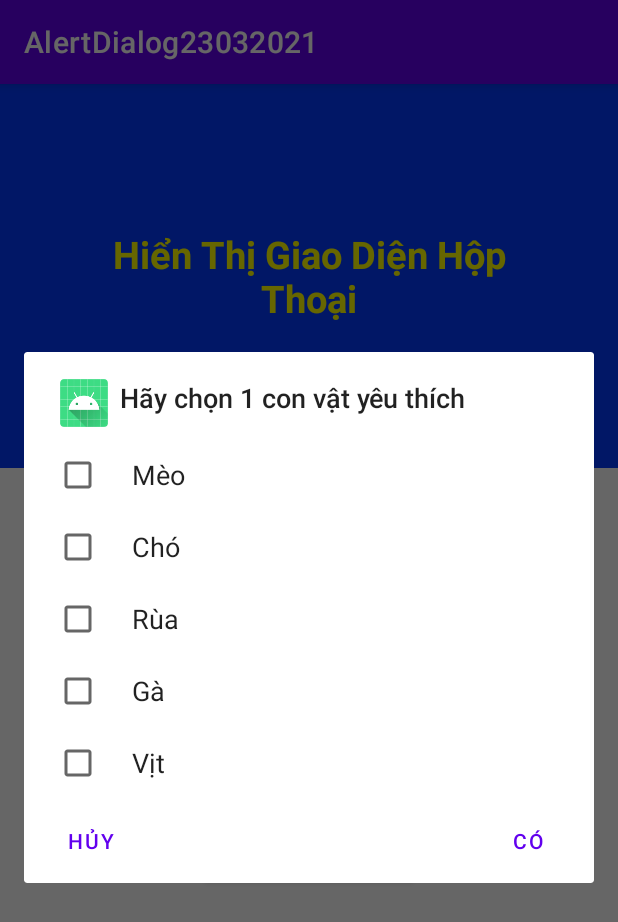
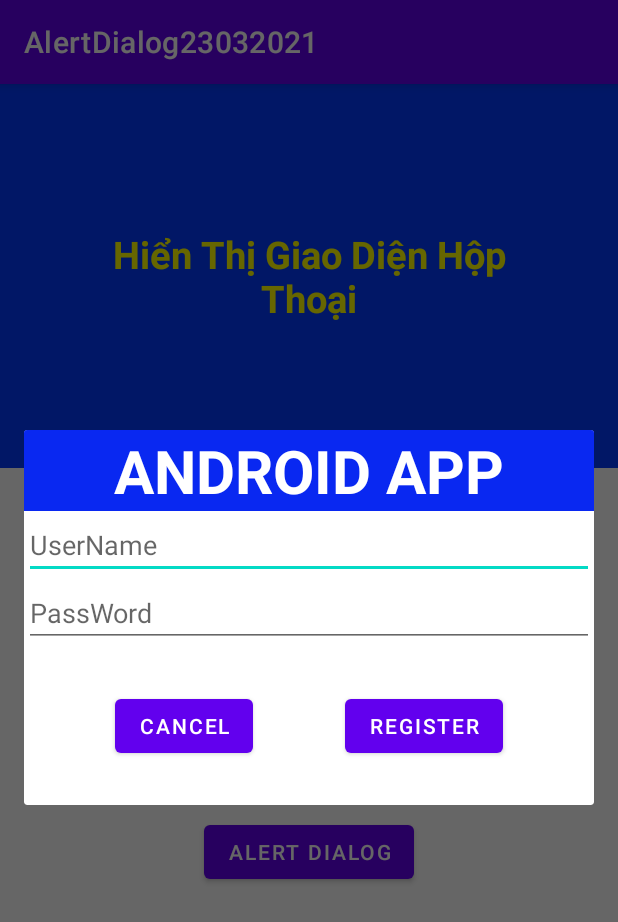
Before and after one commit to Sangckm93/AlertDialog23032021, an Android app: the screen it shows after launch (MainActivity), after a tap on "ALERT DIALOG", on a phone screen of 412 x 824 dp. Shown: the top 922 px of the screen. Run offline under Robolectric (Android 15) with nearby library versions, the phone set to English and light mode, and no system bars.

Commit message:
Custom DialogView

```diff
--- a/app/src/main/java/com/example/alertdialog23032021/AppDialog.java
+++ b/app/src/main/java/com/example/alertdialog23032021/AppDialog.java
@@ -1,7 +1,41 @@
 package com.example.alertdialog23032021;
 
+import android.app.Dialog;
+import android.content.Context;
+import android.view.View;
+import android.widget.Button;
+import android.widget.EditText;
+
 public class AppDialog {
-    public static void createDialogRegister(){
+    private static Dialog mDialog = null;
+    public static void createDialogRegister(Context context, OnListenerDataRegister onListenerDataRegister){
+        mDialog = new Dialog(context, R.style.ThemeOverlay_AppCompat_Dialog_Alert);
+        mDialog.setContentView(R.layout.appdialog);
 
+        EditText edtUser = mDialog.findViewById(R.id.editTextUserName);
+        EditText edtPassword = mDialog.findViewById(R.id.editTextPassWord);
+        Button btnCancel = mDialog.findViewById(R.id.buttonCancel);
+        Button btnRegister = mDialog.findViewById(R.id.buttonRegister);
+
+        btnCancel.setOnClickListener(new View.OnClickListener() {
+            @Override
+            public void onClick(View v) {
+                mDialog.dismiss();
+            }
+        });
+        btnRegister.setOnClickListener(new View.OnClickListener() {
+            @Override
+            public void onClick(View v) {
+                String username = edtUser.getText().toString().trim();
+                String password = edtPassword.getText().toString().trim();
+
+                if (onListenerDataRegister != null){
+                    onListenerDataRegister.onGetData(username,password);
+                }
+                mDialog.dismiss();
+            }
+        });
+
+        mDialog.show();
     }
 }
--- a/app/src/main/java/com/example/alertdialog23032021/MainActivity.java
+++ b/app/src/main/java/com/example/alertdialog23032021/MainActivity.java
@@ -20,7 +20,15 @@ public class MainActivity extends AppCompatActivity {
         mBtnAlertDialog.setOnClickListener(new View.OnClickListener() {
             @Override
             public void onClick(View v) {
-                createAlertDialog();
+//                createAlertDialog();
+                // ctrl + alt + l : format  code
+                // ctrl + alt + o : xóa import không dùng
+                AppDialog.createDialogRegister(MainActivity.this, new OnListenerDataRegister() {
+                    @Override
+                    public void onGetData(String username, String password) {
+                        Toast.makeText(MainActivity.this, username + " , " + password, Toast.LENGTH_SHORT).show();
+                    }
+                });
             }
         });
     // non access modifier
--- /dev/null
+++ b/app/src/main/java/com/example/alertdialog23032021/OnListenerDataRegister.java
@@ -0,0 +1,5 @@
+package com.example.alertdialog23032021;
+
+public interface OnListenerDataRegister {
+    void onGetData(String username, String password);
+}
--- a/app/src/main/res/layout/appdialog.xml
+++ b/app/src/main/res/layout/appdialog.xml
@@ -5,6 +5,7 @@
     android:layout_width="match_parent"
     android:minHeight="250dp"
     android:maxHeight="300dp"
+    android:minWidth="400dp"
     android:layout_height="wrap_content"
     android:layout_gravity="center">
     <androidx.constraintlayout.widget.Guideline
@@ -25,7 +26,7 @@
         android:gravity="center"
         android:textColor="#FFF"
         android:textStyle="bold"
-        android:background="#FF9800"
+        android:background="#0928F1"
         android:textSize="40sp"
         app:layout_constraintRight_toRightOf="parent"
         app:layout_constraintLeft_toLeftOf="parent"
```
